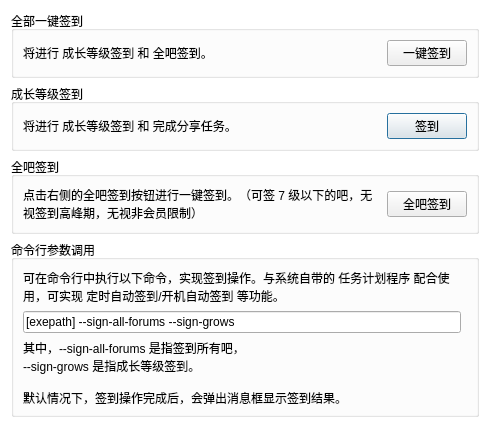
Above: resf/sign.ui from clb-128258/TiebaDesktop before the change. Below: the same form after it.
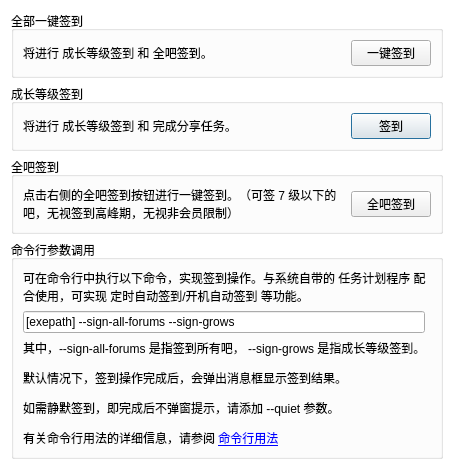
That is the form after the change.

The edit to the form file:
```diff
--- a/resf/sign.ui
+++ b/resf/sign.ui
@@ -6,8 +6,8 @@
    <rect>
     <x>0</x>
     <y>0</y>
-    <width>490</width>
-    <height>428</height>
+    <width>454</width>
+    <height>473</height>
    </rect>
   </property>
   <property name="windowTitle">
@@ -67,11 +67,7 @@
       <item row="2" column="0" colspan="2">
        <widget class="QLabel" name="label_5">
         <property name="text">
-         <string>其中，--sign-all-forums 是指签到所有吧，
---sign-grows 是指成长等级签到。
-
-默认情况下，签到操作完成后，会弹出消息框显示签到结果。
-如需静默签到，即完成后不弹窗提示，请添加 --quiet 参数。</string>
+         <string>&lt;html&gt;&lt;head/&gt;&lt;body&gt;&lt;p&gt;其中，--sign-all-forums 是指签到所有吧， --sign-grows 是指成长等级签到。&lt;/p&gt;&lt;p&gt;默认情况下，签到操作完成后，会弹出消息框显示签到结果。&lt;/p&gt;&lt;p&gt;如需静默签到，即完成后不弹窗提示，请添加 --quiet 参数。&lt;/p&gt;&lt;p&gt;有关命令行用法的详细信息，请参阅 &lt;a href=&quot;https://github.com/clb-128258/TiebaDesktop/blob/main/env_docs/command-usages.md&quot;&gt;&lt;span style=&quot; text-decoration: underline; color:#0000ff;&quot;&gt;命令行用法&lt;/span&gt;&lt;/a&gt;&lt;/p&gt;&lt;/body&gt;&lt;/html&gt;</string>
         </property>
         <property name="wordWrap">
          <bool>true</bool>
```
Left out of the diff: 3 changed lines with no effect on the pictures.
